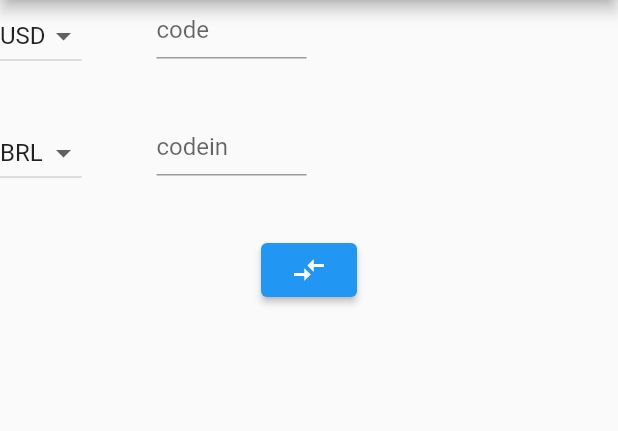
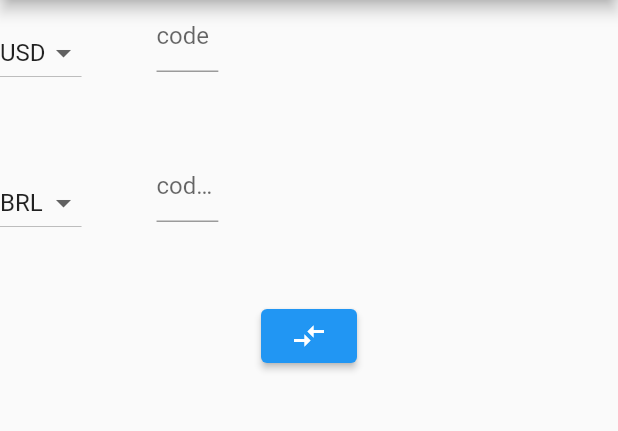
Before and after one commit to ernando760/conversor-de-moedas, a Flutter app: the screen it shows after launch, on a phone screen of 412 x 824 dp, the part 84-515 px from its top. Run offline on Flutter 3.47's test engine with Material 2 defaults, Android fonts, the phone set to English and light mode, and no system bars; our stand-ins replace dio; network calls fail.

Commit message:
adding files: currency_dropdown_button.dart, text_fields_currency.dart

```diff
--- a/lib/src/pages/home_page.dart
+++ b/lib/src/pages/home_page.dart
@@ -1,7 +1,8 @@
 import 'dart:async';
-import 'dart:developer';
 
 import 'package:conversor_de_moedas/src/pages/controllers/currency_controller.dart';
+import 'package:conversor_de_moedas/src/pages/widgets/currency_dropdown_button.dart';
+import 'package:conversor_de_moedas/src/pages/widgets/text_field_currency.dart';
 import 'package:conversor_de_moedas/src/repositories/currency_repository_impl.dart';
 import 'package:flutter/material.dart';
 
@@ -23,11 +24,6 @@ class _HomePageState extends State<HomePage> {
   }
 
   @override
-  void dispose() {
-    super.dispose();
-  }
-
-  @override
   Widget build(BuildContext context) {
     return Scaffold(
       appBar: AppBar(
@@ -42,19 +38,9 @@ class _HomePageState extends State<HomePage> {
                   child: Center(
                     child: Row(
                       children: [
-                        DropdownButton<String>(
-                            value: currencyController.codeCurrent,
-                            items: currencyController.currencys
-                                .map(
-                                  (currency) => DropdownMenuItem(
-                                    value: currency,
-                                    child: Text(currency),
-                                    onTap: () {
-                                      log(currency);
-                                    },
-                                  ),
-                                )
-                                .toList(),
+                        CurrencyDropDownButton(
+                            codeCurrent: currencyController.codeCurrent,
+                            currencys: currencyController.currencys,
                             onChanged: (value) {
                               deboucer.run(() async {
                                 await currencyController
@@ -64,20 +50,17 @@ class _HomePageState extends State<HomePage> {
                         const SizedBox(
                           width: 50,
                         ),
-                        SizedBox(
-                          width: 100,
-                          height: 30,
-                          child: TextField(
-                            keyboardType: TextInputType.number,
+                        TextFieldCurrency(
+                            hintText: 'code',
                             controller: currencyController.codeControllerText,
-                            decoration: const InputDecoration(hintText: "code"),
                             onChanged: (value) {
-                              deboucer.run(() async {
-                                currencyController.onChangeTextFieldCode(value);
-                              });
+                              deboucer.run(
+                                () async {
+                                  currencyController
+                                      .onChangeTextFieldCode(value);
                                 },
-                          ),
-                        )
+                              );
+                            }),
                       ],
                     ),
                   ),
@@ -89,19 +72,9 @@ class _HomePageState extends State<HomePage> {
                   child: Center(
                     child: Row(
                       children: [
-                        DropdownButton<String>(
-                            value: currencyController.codeinCurrent,
-                            items: currencyController.currencys
-                                .map(
-                                  (currency) => DropdownMenuItem(
-                                    value: currency,
-                                    child: Text(currency),
-                                    onTap: () {
-                                      log(currency);
-                                    },
-                                  ),
-                                )
-                                .toList(),
+                        CurrencyDropDownButton(
+                            codeCurrent: currencyController.codeinCurrent,
+                            currencys: currencyController.currencys,
                             onChanged: (value) {
                               deboucer.run(() async {
                                 await currencyController
@@ -111,22 +84,16 @@ class _HomePageState extends State<HomePage> {
                         const SizedBox(
                           width: 50,
                         ),
-                        SizedBox(
-                          width: 100,
-                          height: 30,
-                          child: TextField(
-                              keyboardType: TextInputType.number,
-                              controller:
-                                  currencyController.codeinControllerText,
+                        TextFieldCurrency(
+                          hintText: 'codein',
+                          controller: currencyController.codeinControllerText,
                           onChanged: (value) {
                             deboucer.run(() async {
                               await currencyController
                                   .onChangeTextFieldCodein(value);
                             });
                           },
-                              decoration:
-                                  const InputDecoration(hintText: "codein")),
-                        )
+                        ),
                       ],
                     ),
                   ),
--- /dev/null
+++ b/lib/src/pages/widgets/currency_dropdown_button.dart
@@ -0,0 +1,34 @@
+// ignore_for_file: public_member_api_docs, sort_constructors_first
+import 'dart:developer';
+
+import 'package:flutter/material.dart';
+
+class CurrencyDropDownButton extends StatelessWidget {
+  const CurrencyDropDownButton({
+    Key? key,
+    required this.codeCurrent,
+    required this.currencys,
+    required this.onChanged,
+  }) : super(key: key);
+  final String codeCurrent;
+  final List<String> currencys;
+  final ValueChanged<String?> onChanged;
+
+  @override
+  Widget build(BuildContext context) {
+    return DropdownButton<String>(
+        value: codeCurrent,
+        items: currencys
+            .map(
+              (currency) => DropdownMenuItem(
+                value: currency,
+                child: Text(currency),
+                onTap: () {
+                  log(currency);
+                },
+              ),
+            )
+            .toList(),
+        onChanged: onChanged);
+  }
+}
--- /dev/null
+++ b/lib/src/pages/widgets/text_field_currency.dart
@@ -0,0 +1,28 @@
+// ignore_for_file: public_member_api_docs, sort_constructors_first
+import 'package:flutter/material.dart';
+
+class TextFieldCurrency extends StatelessWidget {
+  const TextFieldCurrency({
+    Key? key,
+    this.controller,
+    required this.onChanged,
+    required this.hintText,
+  }) : super(key: key);
+  final TextEditingController? controller;
+  final ValueChanged<String> onChanged;
+  final String hintText;
+  @override
+  Widget build(BuildContext context) {
+    return Container(
+      width: MediaQuery.sizeOf(context).width * .1 // 100
+      ,
+      height: 70,
+      decoration: const BoxDecoration(),
+      child: TextField(
+          keyboardType: TextInputType.number,
+          controller: controller,
+          onChanged: onChanged,
+          decoration: InputDecoration(hintText: hintText)),
+    );
+  }
+}
```
Lines whose indentation alone changed are shown as unchanged.
